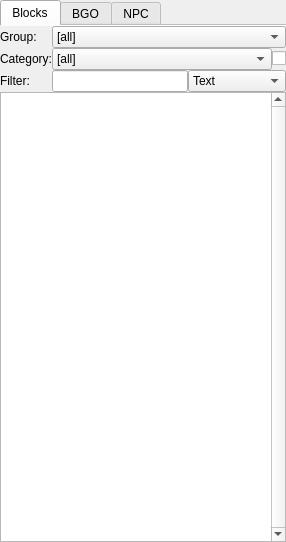
The window that Editor/main_window/dock/lvl_item_toolbox.ui (WohlSoft/Moondust-Project) describes before a commit, drawn with Qt 5.
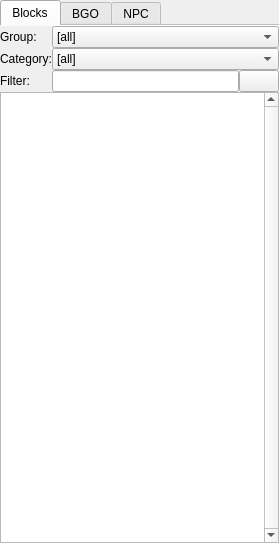
The same window after the commit. Icons and pictures are not drawn.

Patch:
```diff
--- a/Editor/main_window/dock/lvl_item_toolbox.ui
+++ b/Editor/main_window/dock/lvl_item_toolbox.ui
@@ -6,8 +6,8 @@
    <rect>
     <x>0</x>
     <y>0</y>
-    <width>286</width>
-    <height>542</height>
+    <width>279</width>
+    <height>543</height>
    </rect>
   </property>
   <property name="windowIcon">
@@ -37,7 +37,7 @@
     <attribute name="title">
      <string>Blocks</string>
     </attribute>
-    <layout class="QGridLayout" name="BlocksG" columnstretch="0,90,9,1" columnminimumwidth="50,0,15,0">
+    <layout class="QGridLayout" name="BlocksG" rowstretch="0,0,0,0,0" columnstretch="0,90,9,0" columnminimumwidth="50,0,15,0">
      <property name="leftMargin">
       <number>0</number>
      </property>
@@ -53,18 +53,6 @@
      <property name="spacing">
       <number>0</number>
      </property>
-     <item row="1" column="1" colspan="2">
-      <widget class="QComboBox" name="BlockCatList">
-       <property name="maxVisibleItems">
-        <number>30</number>
-       </property>
-       <item>
-        <property name="text">
-         <string notr="true">[all]</string>
-        </property>
-       </item>
-      </widget>
-     </item>
      <item row="1" column="0">
       <widget class="QLabel" name="BlockCatLabel">
        <property name="text">
@@ -72,79 +60,6 @@
        </property>
       </widget>
      </item>
-     <item row="4" column="0" colspan="4">
-      <widget class="QListView" name="BlockItemsList">
-       <property name="contextMenuPolicy">
-        <enum>Qt::CustomContextMenu</enum>
-       </property>
-       <property name="lineWidth">
-        <number>1</number>
-       </property>
-       <property name="verticalScrollBarPolicy">
-        <enum>Qt::ScrollBarAlwaysOn</enum>
-       </property>
-       <property name="sizeAdjustPolicy">
-        <enum>QAbstractScrollArea::AdjustToContents</enum>
-       </property>
-       <property name="editTriggers">
-        <set>QAbstractItemView::NoEditTriggers</set>
-       </property>
-       <property name="showDropIndicator" stdset="0">
-        <bool>false</bool>
-       </property>
-       <property name="dragEnabled">
-        <bool>false</bool>
-       </property>
-       <property name="dragDropOverwriteMode">
-        <bool>false</bool>
-       </property>
-       <property name="dragDropMode">
-        <enum>QAbstractItemView::DragDrop</enum>
-       </property>
-       <property name="selectionMode">
-        <enum>QAbstractItemView::SingleSelection</enum>
-       </property>
-       <property name="selectionBehavior">
-        <enum>QAbstractItemView::SelectItems</enum>
-       </property>
-       <property name="iconSize">
-        <size>
-         <width>48</width>
-         <height>48</height>
-        </size>
-       </property>
-       <property name="textElideMode">
-        <enum>Qt::ElideNone</enum>
-       </property>
-       <property name="verticalScrollMode">
-        <enum>QAbstractItemView::ScrollPerItem</enum>
-       </property>
-       <property name="movement">
-        <enum>QListView::Snap</enum>
-       </property>
-       <property name="resizeMode">
-        <enum>QListView::Adjust</enum>
-       </property>
-       <property name="layoutMode">
-        <enum>QListView::Batched</enum>
-       </property>
-       <property name="spacing">
-        <number>20</number>
-       </property>
-       <property name="viewMode">
-        <enum>QListView::IconMode</enum>
-       </property>
-       <property name="uniformItemSizes">
-        <bool>false</bool>
-       </property>
-       <property name="wordWrap">
-        <bool>true</bool>
-       </property>
-       <property name="sortingEnabled" stdset="0">
-        <bool>true</bool>
-       </property>
-      </widget>
-     </item>
      <item row="3" column="0">
       <widget class="QLabel" name="BlockFilterLabel">
        <property name="text">
@@ -155,50 +70,6 @@
      <item row="3" column="1">
       <widget class="QLineEdit" name="BlockFilterField"/>
      </item>
-     <item row="3" column="2" colspan="2">
-      <widget class="QComboBox" name="BlockFilterType">
-       <item>
-        <property name="text">
-         <string>Text</string>
-        </property>
-       </item>
-       <item>
-        <property name="text">
-         <string notr="true">ID</string>
-        </property>
-       </item>
-       <item>
-        <property name="text">
-         <string>ID (contents)</string>
-        </property>
-       </item>
-      </widget>
-     </item>
-     <item row="1" column="3">
-      <widget class="QCheckBox" name="BlockUniform">
-       <property name="minimumSize">
-        <size>
-         <width>0</width>
-         <height>0</height>
-        </size>
-       </property>
-       <property name="maximumSize">
-        <size>
-         <width>15</width>
-         <height>16777215</height>
-        </size>
-       </property>
-       <property name="toolTip">
-        <string>Uniform icon size</string>
-       </property>
-       <property name="text">
-        <string notr="true"/>
-       </property>
-       <property name="tristate">
-        <bool>false</bool>
-       </property>
-      </widget>
-     </item>
      <item row="0" column="0">
       <widget class="QLabel" name="BlockGroupLabel">
        <property name="text">
@@ -206,7 +77,7 @@
        </property>
       </widget>
      </item>
-     <item row="0" column="1" colspan="3">
+     <item row="0" column="1" colspan="2">
       <widget class="QComboBox" name="BlockGroupList">
        <item>
         <property name="text">
@@ -215,6 +86,102 @@
        </item>
       </widget>
      </item>
+     <item row="1" column="1" colspan="2">
+      <widget class="QComboBox" name="BlockCatList">
+       <property name="maxVisibleItems">
+        <number>30</number>
+       </property>
+       <item>
+        <property name="text">
+         <string notr="true">[all]</string>
+        </property>
+       </item>
+      </widget>
+     </item>
+     <item row="3" column="2">
+      <widget class="QPushButton" name="BlockFilterSetup">
+       <property name="text">
+        <string notr="true"/>
+       </property>
+       <property name="icon">
+        <iconset resource="../../_resources/editor.qrc">
+         <normaloff>:/images/wrench_16x16.png</normaloff>:/images/wrench_16x16.png</iconset>
+       </property>
+      </widget>
+     </item>
+     <item row="4" column="0" colspan="3">
+      <widget class="QListView" name="BlockItemsList">
+       <property name="contextMenuPolicy">
+        <enum>Qt::CustomContextMenu</enum>
+       </property>
+       <property name="lineWidth">
+        <number>1</number>
+       </property>
+       <property name="verticalScrollBarPolicy">
+        <enum>Qt::ScrollBarAlwaysOn</enum>
+       </property>
+       <property name="sizeAdjustPolicy">
+        <enum>QAbstractScrollArea::AdjustToContents</enum>
+       </property>
+       <property name="editTriggers">
+        <set>QAbstractItemView::NoEditTriggers</set>
+       </property>
+       <property name="showDropIndicator" stdset="0">
+        <bool>false</bool>
+       </property>
+       <property name="dragEnabled">
+        <bool>false</bool>
+       </property>
+       <property name="dragDropOverwriteMode">
+        <bool>false</bool>
+       </property>
+       <property name="dragDropMode">
+        <enum>QAbstractItemView::DragDrop</enum>
+       </property>
+       <property name="selectionMode">
+        <enum>QAbstractItemView::SingleSelection</enum>
+       </property>
+       <property name="selectionBehavior">
+        <enum>QAbstractItemView::SelectItems</enum>
+       </property>
+       <property name="iconSize">
+        <size>
+         <width>48</width>
+         <height>48</height>
+        </size>
+       </property>
+       <property name="textElideMode">
+        <enum>Qt::ElideNone</enum>
+       </property>
+       <property name="verticalScrollMode">
+        <enum>QAbstractItemView::ScrollPerItem</enum>
+       </property>
+       <property name="movement">
+        <enum>QListView::Snap</enum>
+       </property>
+       <property name="resizeMode">
+        <enum>QListView::Adjust</enum>
+       </property>
+       <property name="layoutMode">
+        <enum>QListView::Batched</enum>
+       </property>
+       <property name="spacing">
+        <number>20</number>
+       </property>
+       <property name="viewMode">
+        <enum>QListView::IconMode</enum>
+       </property>
+       <property name="uniformItemSizes">
+        <bool>false</bool>
+       </property>
+       <property name="wordWrap">
+        <bool>true</bool>
+       </property>
+       <property name="sortingEnabled" stdset="0">
+        <bool>true</bool>
+       </property>
+      </widget>
+     </item>
     </layout>
    </widget>
    <widget class="QWidget" name="BGOs">
```
Left out of the diff: 416 changed lines with no effect on the pictures.
